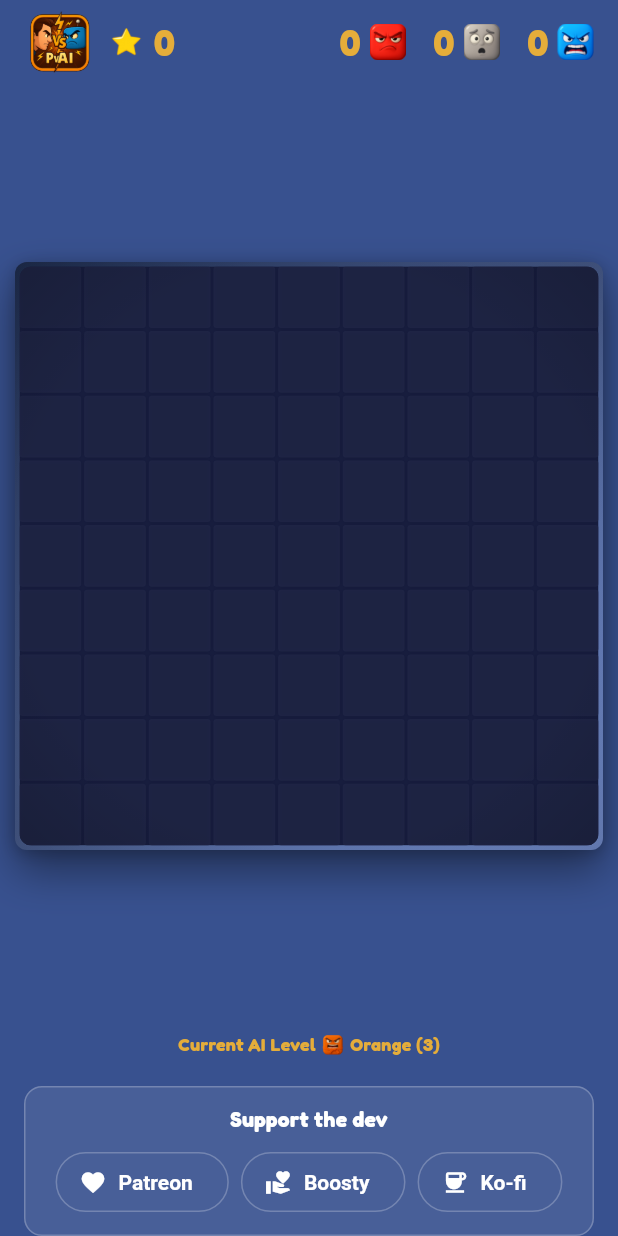
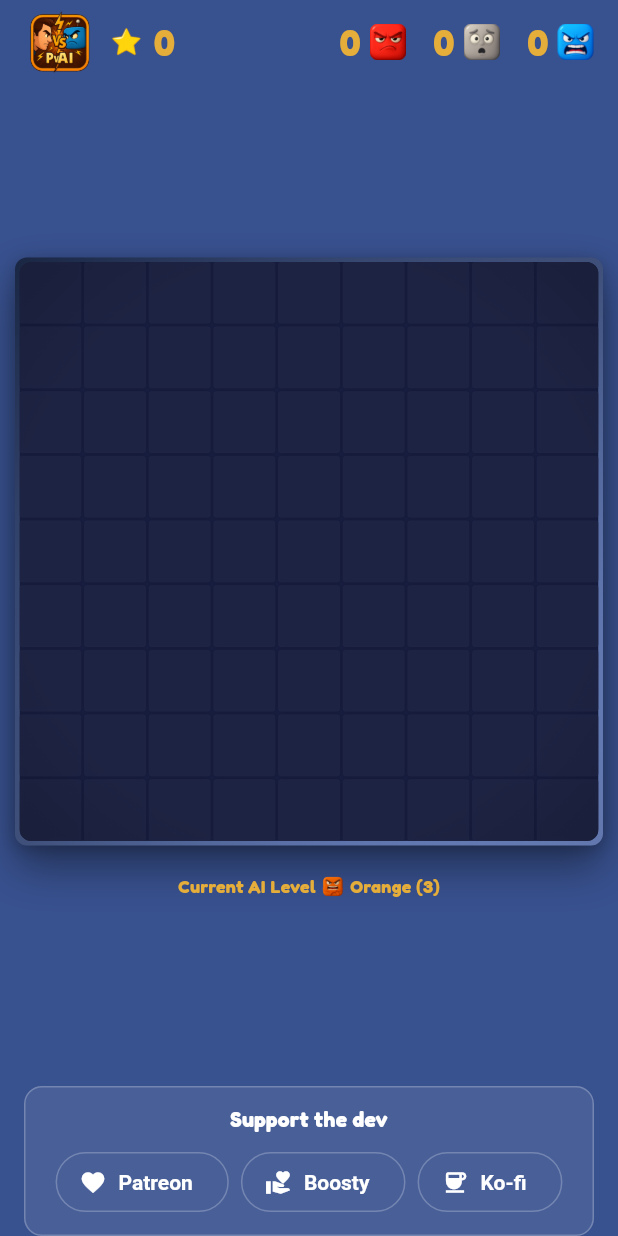
Before and after one commit to yvolokitin/dual_clash, a Flutter app: the screen it shows after launch, after a tap on "Game", on a phone screen of 412 x 824 dp. Run offline on Flutter 3.47's test engine with Material 3 defaults, Android fonts, the phone set to English and light mode, and no system bars; our stand-ins replace google_mobile_ads, in_app_purchase, shared_preferences.

Commit message:
Place AI level row under board on mobile

```diff
--- a/lib/ui/pages/game_page.dart
+++ b/lib/ui/pages/game_page.dart
@@ -331,8 +331,9 @@ class _GamePageState extends State<GamePage> {
         final redTotal = controller.scoreRedTotal();
         final blueTotal = controller.scoreBlueTotal();
         final isWide = _isWide(context);
-        final bool isTallMobile = (Platform.isAndroid || Platform.isIOS) &&
-            MediaQuery.of(context).size.height > 1200;
+        final bool isMobile = Platform.isAndroid || Platform.isIOS;
+        final bool isTallMobile =
+            isMobile && MediaQuery.of(context).size.height > 1200;
         final winner = controller.gameOver
             ? (redTotal == blueTotal
                 ? null
@@ -362,6 +363,54 @@ class _GamePageState extends State<GamePage> {
           height: 1.0,
           fontWeight: FontWeight.w800,
           color: const Color(0xFFE5AD3A),
+        );
+
+        final Widget aiLevelRow = Column(
+          mainAxisSize: MainAxisSize.min,
+          children: [
+            SizedBox(height: isMobile ? 20 : 14),
+            SizedBox(
+              height: boardCellSize * 0.36,
+              child: Center(
+                child: SizedBox(
+                  width: controller.boardPixelSize > 0
+                      ? controller.boardPixelSize
+                      : null,
+                  child: Row(
+                    mainAxisAlignment: MainAxisAlignment.center,
+                    mainAxisSize: MainAxisSize.min,
+                    children: [
+                      Text(
+                        'Current AI Level',
+                        style: TextStyle(
+                          fontSize: boardCellSize * 0.288,
+                          height: 1.0,
+                          fontWeight: FontWeight.w700,
+                          color: _chipTextStyle.color,
+                        ),
+                      ),
+                      SizedBox(width: boardCellSize * 0.1),
+                      Image.asset(
+                        AiBelt.assetFor(controller.aiLevel),
+                        height: boardCellSize * 0.36,
+                        fit: BoxFit.contain,
+                      ),
+                      SizedBox(width: boardCellSize * 0.1),
+                      Text(
+                        '${AiBelt.nameFor(controller.aiLevel)} (${controller.aiLevel})',
+                        style: TextStyle(
+                          fontSize: boardCellSize * 0.288,
+                          height: 1.0,
+                          fontWeight: FontWeight.w700,
+                          color: _chipTextStyle.color,
+                        ),
+                      ),
+                    ],
+                  ),
+                ),
+              ),
+            ),
+          ],
         );
 
         // Auto-show end results dialog once
@@ -454,11 +503,15 @@ class _GamePageState extends State<GamePage> {
                 // Board centered
                 Expanded(
                   child: Center(
-                    child: Stack(
+                    child: Column(
+                      mainAxisSize: MainAxisSize.min,
+                      children: [
+                        Stack(
                           alignment: Alignment.center,
                           children: [
                             BoardWidget(controller: controller),
-                        if (controller.isAiThinking || controller.isSimulating)
+                            if (controller.isAiThinking ||
+                                controller.isSimulating)
                               Container(
                                 decoration: BoxDecoration(
                                     color: Colors.black.withOpacity(0.35),
@@ -469,7 +522,8 @@ class _GamePageState extends State<GamePage> {
                                   children: [
                                     const SizedBox(height: 8),
                                     const CircularProgressIndicator(
-                                    valueColor: AlwaysStoppedAnimation<Color>(
+                                        valueColor:
+                                            AlwaysStoppedAnimation<Color>(
                                                 Colors.white)),
                                     const SizedBox(height: 10),
                                     Text(
@@ -485,58 +539,15 @@ class _GamePageState extends State<GamePage> {
                               ),
                           ],
                         ),
+                        if (isMobile && !controller.humanVsHuman)
+                          aiLevelRow,
+                      ],
+                    ),
                   ),
                 ),
 
                 // AI level row under the board
-                if (!controller.humanVsHuman)
-                  Column(
-                    mainAxisSize: MainAxisSize.min,
-                    children: [
-                      const SizedBox(height: 14),
-                      SizedBox(
-                        height: boardCellSize * 0.36,
-                        child: Center(
-                          child: SizedBox(
-                            width: controller.boardPixelSize > 0
-                                ? controller.boardPixelSize
-                                : null,
-                            child: Row(
-                              mainAxisAlignment: MainAxisAlignment.center,
-                              mainAxisSize: MainAxisSize.min,
-                              children: [
-                                Text(
-                                  'Current AI Level',
-                                  style: TextStyle(
-                                    fontSize: boardCellSize * 0.288,
-                                    height: 1.0,
-                                    fontWeight: FontWeight.w700,
-                                    color: _chipTextStyle.color,
-                                  ),
-                                ),
-                                SizedBox(width: boardCellSize * 0.1),
-                                Image.asset(
-                                  AiBelt.assetFor(controller.aiLevel),
-                                  height: boardCellSize * 0.36,
-                                  fit: BoxFit.contain,
-                                ),
-                                SizedBox(width: boardCellSize * 0.1),
-                                Text(
-                                  '${AiBelt.nameFor(controller.aiLevel)} (${controller.aiLevel})',
-                                  style: TextStyle(
-                                    fontSize: boardCellSize * 0.288,
-                                    height: 1.0,
-                                    fontWeight: FontWeight.w700,
-                                    color: _chipTextStyle.color,
-                                  ),
-                                ),
-                              ],
-                            ),
-                          ),
-                        ),
-                      ),
-                    ],
-                  ),
+                if (!isMobile && !controller.humanVsHuman) aiLevelRow,
 
                 // Bottom actions under the board: Simulate and Undo
                 Padding(
--- a/lib/ui/pages/main_menu_page.dart
+++ b/lib/ui/pages/main_menu_page.dart
@@ -1,4 +1,5 @@
 import 'package:flutter/material.dart';
+import 'package:flutter/foundation.dart';
 import 'dart:math' as math;
 import 'package:flutter/rendering.dart' show RenderBox;
 import '../../logic/game_controller.dart';
@@ -79,6 +80,11 @@ class _MainMenuPageState extends State<MainMenuPage> with SingleTickerProviderSt
 
     final width = MediaQuery.of(context).size.width;
     final height = MediaQuery.of(context).size.height;
+    final bool isTallMobile = !kIsWeb &&
+        (defaultTargetPlatform == TargetPlatform.iOS ||
+            defaultTargetPlatform == TargetPlatform.android) &&
+        height > 1200;
+    final double menuGridMaxWidth = isTallMobile ? 420 * 1.15 : 420;
 
     print('Screen width: $width');
     print('Screen height: $height');
@@ -161,7 +167,7 @@ class _MainMenuPageState extends State<MainMenuPage> with SingleTickerProviderSt
                 child: _showContent
                     ? Center(
                         child: ConstrainedBox(
-                          constraints: const BoxConstraints(maxWidth: 420),
+                          constraints: BoxConstraints(maxWidth: menuGridMaxWidth),
                           child: Padding(
                             padding: const EdgeInsets.symmetric(horizontal: 20.0),
                             child: GridView(
```
Lines whose indentation alone changed are shown as unchanged.
